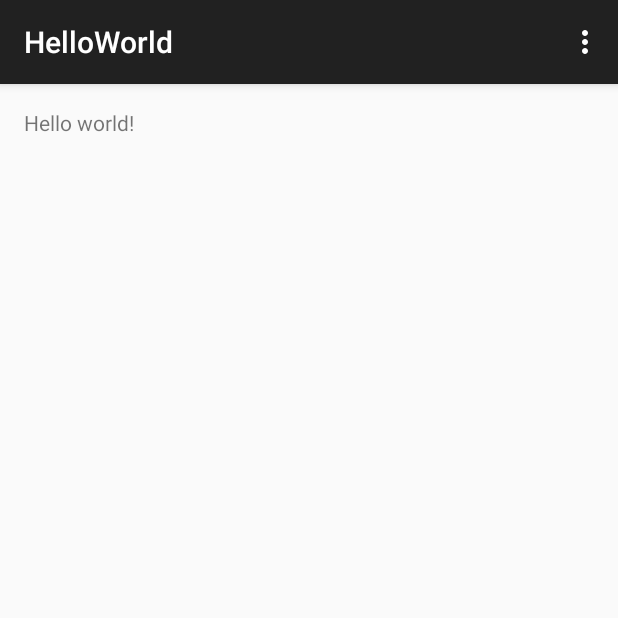
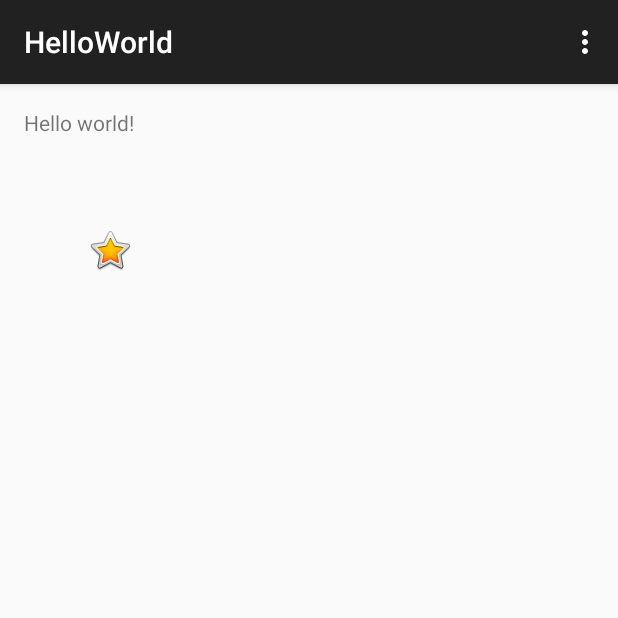
Before and after one commit to alexbaroni/HelloWorld, an Android app: the screen it shows after launch (MainActivity), on a phone screen of 412 x 824 dp, the top half of it. Run offline under Robolectric (Android 15) with nearby library versions, the phone set to English and light mode, and no system bars.

Commit message:
Add button star

```diff
--- a/app/src/main/res/layout/activity_main.xml
+++ b/app/src/main/res/layout/activity_main.xml
@@ -6,6 +6,17 @@
     android:paddingBottom="@dimen/activity_vertical_margin" tools:context=".MainActivity">
 
     <TextView android:text="@string/hello_world" android:layout_width="wrap_content"
-        android:layout_height="wrap_content" />
+        android:layout_height="wrap_content"
+        android:id="@+id/textView" />
+
+    <ImageButton
+        android:layout_width="wrap_content"
+        android:layout_height="wrap_content"
+        android:id="@+id/imageButton"
+        android:background="@android:drawable/btn_star_big_on"
+        android:layout_below="@+id/textView"
+        android:layout_alignRight="@+id/textView"
+        android:layout_alignEnd="@+id/textView"
+        android:layout_marginTop="59dp" />
 
 </RelativeLayout>
```
Also changed, not shown: 1 other file.
